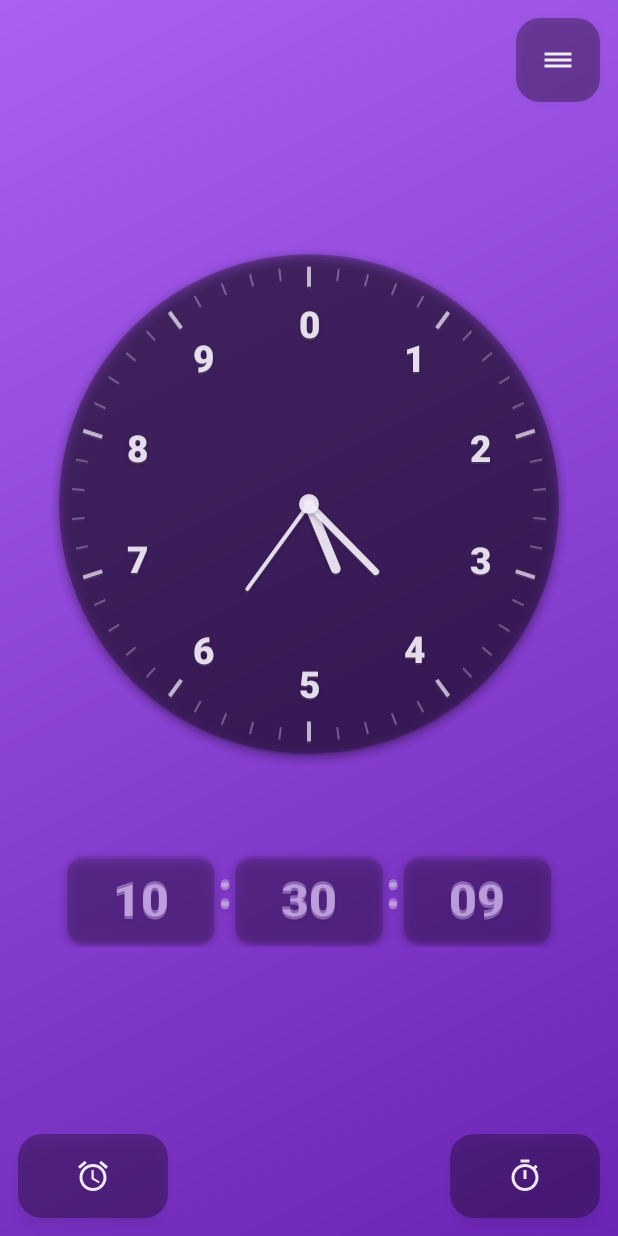
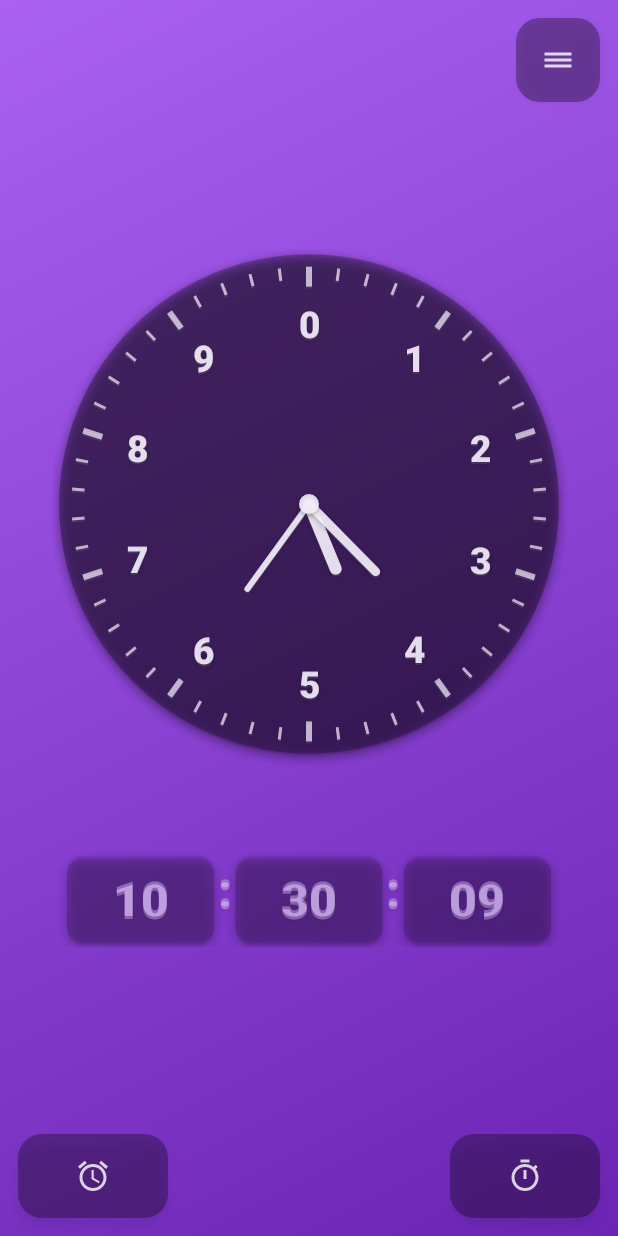
Before and after one commit to TheMrGrench/decimal-clock, an Android app: the screen it shows after launch (MainActivity), on a phone screen of 412 x 824 dp. Run offline under Robolectric (Android 15) with nearby library versions, the phone set to English and light mode, and no system bars.

Commit message:
Increase line thickness and reduce icon brightness for consistency
Clock face improvements:
- Major tick marks: 4f → 6f thickness
- Minor tick marks: 2f → 3f thickness
- Hour hand: 10f → 12f thickness
- Minute hand: 7f → 9f thickness
- Second hand: 4f → 6f thickness

Button icons:
- Icon tint: #E6FFFFFF → #CCFFFFFF (90% → 80% opacity)

All changes align visual weight with digital card design

```diff
--- a/app/src/main/java/com/decimalclock/DecimalClockView.kt
+++ b/app/src/main/java/com/decimalclock/DecimalClockView.kt
@@ -158,10 +158,8 @@ class DecimalClockView @JvmOverloads constructor(
                 val angle = Math.toRadians((i * 3.6 - 90).toDouble())
 
                 val markHeight = if (isMajor) radius * 0.08f else radius * 0.05f
-                val markWidth = if (isMajor) 4f else 2f
-                val markColor = if (isMajor) Color.parseColor("#B3FFFFFF") else Color.parseColor("#4DFFFFFF")
+                val markWidth = if (isMajor) 6f else 3f // Толще линии
 
-                markPaint.color = markColor
                 markPaint.strokeWidth = markWidth
 
                 val startRadius = radius * 0.95f - markHeight
@@ -179,13 +177,13 @@ class DecimalClockView @JvmOverloads constructor(
 
     private fun drawHands(canvas: Canvas) {
         // Hour hand (thickest, shortest)
-        drawHand(canvas, hourAngle, radius * 0.28f, 10f)
+        drawHand(canvas, hourAngle, radius * 0.28f, 12f)
 
         // Minute hand (medium)
-        drawHand(canvas, minuteAngle, radius * 0.38f, 7f)
+        drawHand(canvas, minuteAngle, radius * 0.38f, 9f)
 
         // Second hand (thinnest, longest)
-        drawHand(canvas, secondAngle, radius * 0.42f, 4f)
+        drawHand(canvas, secondAngle, radius * 0.42f, 6f)
     }
 
     private fun drawHand(canvas: Canvas, angle: Float, length: Float, width: Float) {
--- a/app/src/main/res/layout/activity_main.xml
+++ b/app/src/main/res/layout/activity_main.xml
@@ -58,7 +58,7 @@
         android:background="@drawable/button_card_style"
         android:scaleType="centerInside"
         android:padding="12dp"
-        app:tint="#E6FFFFFF"
+        app:tint="#CCFFFFFF"
         android:elevation="4dp"
         app:layout_constraintBottom_toBottomOf="parent"
         app:layout_constraintStart_toStartOf="parent" />
@@ -74,7 +74,7 @@
         android:background="@drawable/button_card_style"
         android:scaleType="centerInside"
         android:padding="12dp"
-        app:tint="#E6FFFFFF"
+        app:tint="#CCFFFFFF"
         android:elevation="4dp"
         app:layout_constraintBottom_toBottomOf="parent"
         app:layout_constraintEnd_toEndOf="parent" />
@@ -90,7 +90,7 @@
         android:background="@drawable/button_card_style"
         android:scaleType="centerInside"
         android:padding="12dp"
-        app:tint="#E6FFFFFF"
+        app:tint="#CCFFFFFF"
         android:elevation="4dp"
         app:layout_constraintTop_toTopOf="parent"
         app:layout_constraintEnd_toEndOf="parent" />
```
